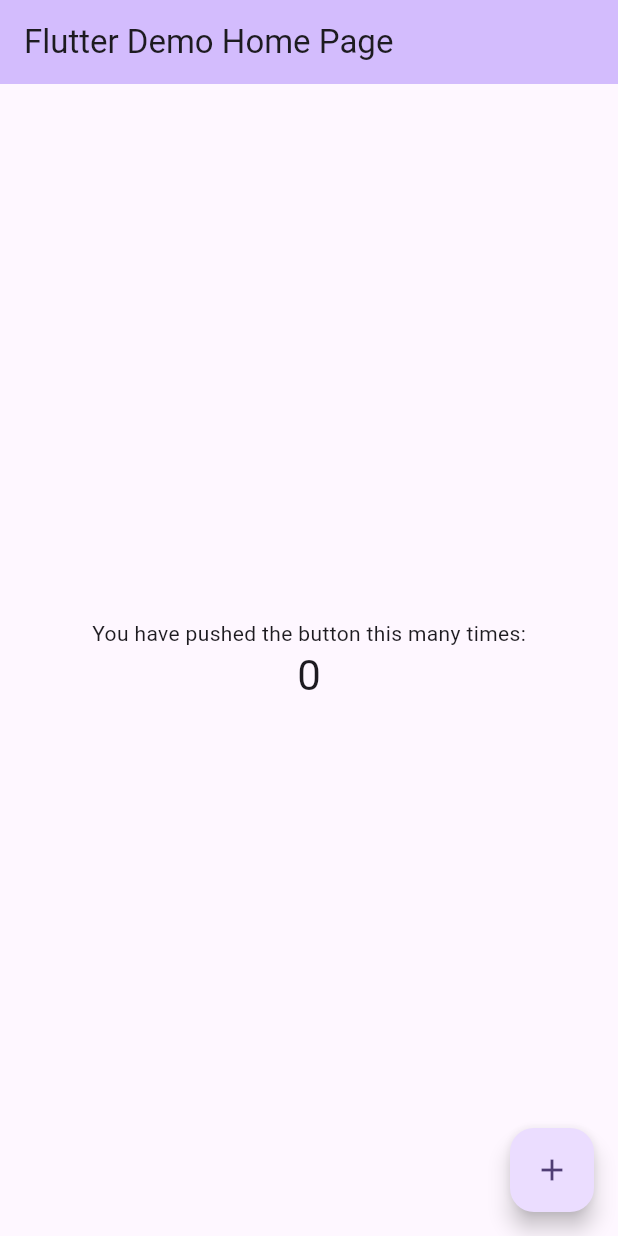
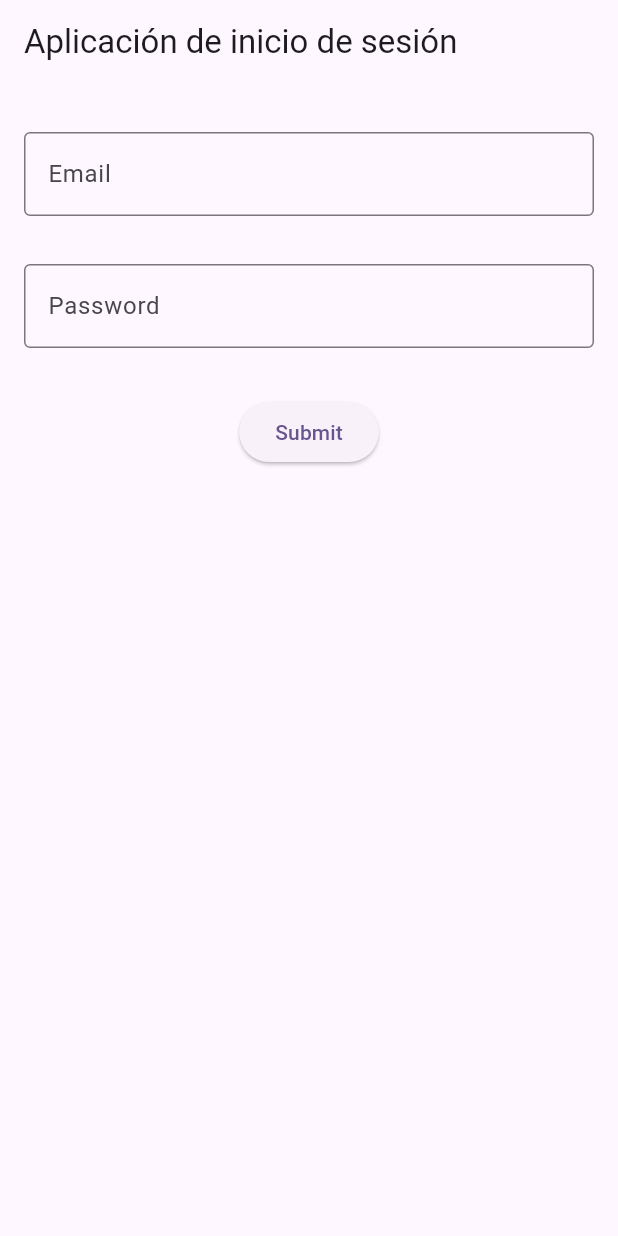
Before and after one commit to Jose4lcantar/LoginFlutter, a Flutter app: the screen it shows after launch, on a phone screen of 412 x 824 dp. Run offline on Flutter 3.47's test engine with Material 3 defaults, Android fonts, the phone set to English and light mode, and no system bars.

Commit message:
first commit

```diff
--- a/lib/main.dart
+++ b/lib/main.dart
@@ -5,121 +5,146 @@ void main() {
 }
 
 class MyApp extends StatelessWidget {
-  const MyApp({super.key});
+  const MyApp({Key? key}) : super(key: key);
 
-  // This widget is the root of your application.
   @override
   Widget build(BuildContext context) {
     return MaterialApp(
       title: 'Flutter Demo',
       theme: ThemeData(
-        // This is the theme of your application.
-        //
-        // TRY THIS: Try running your application with "flutter run". You'll see
-        // the application has a purple toolbar. Then, without quitting the app,
-        // try changing the seedColor in the colorScheme below to Colors.green
-        // and then invoke "hot reload" (save your changes or press the "hot
-        // reload" button in a Flutter-supported IDE, or press "r" if you used
-        // the command line to start the app).
-        //
-        // Notice that the counter didn't reset back to zero; the application
-        // state is not lost during the reload. To reset the state, use hot
-        // restart instead.
-        //
-        // This works for code too, not just values: Most code changes can be
-        // tested with just a hot reload.
         colorScheme: ColorScheme.fromSeed(seedColor: Colors.deepPurple),
         useMaterial3: true,
       ),
-      home: const MyHomePage(title: 'Flutter Demo Home Page'),
+      home: const Login(title: 'Aplicación de inicio de sesión'),
     );
   }
 }
 
-class MyHomePage extends StatefulWidget {
-  const MyHomePage({super.key, required this.title});
-
-  // This widget is the home page of your application. It is stateful, meaning
-  // that it has a State object (defined below) that contains fields that affect
-  // how it looks.
-
-  // This class is the configuration for the state. It holds the values (in this
-  // case the title) provided by the parent (in this case the App widget) and
-  // used by the build method of the State. Fields in a Widget subclass are
-  // always marked "final".
+class Login extends StatefulWidget {
+  const Login({Key? key, required this.title}) : super(key: key);
 
   final String title;
 
   @override
-  State<MyHomePage> createState() => _MyHomePageState();
+  State<Login> createState() => _LoginState();
 }
 
-class _MyHomePageState extends State<MyHomePage> {
-  int _counter = 0;
-
-  void _incrementCounter() {
-    setState(() {
-      // This call to setState tells the Flutter framework that something has
-      // changed in this State, which causes it to rerun the build method below
-      // so that the display can reflect the updated values. If we changed
-      // _counter without calling setState(), then the build method would not be
-      // called again, and so nothing would appear to happen.
-      _counter++;
-    });
-  }
+class _LoginState extends State<Login> {
+  final _formKey = GlobalKey<FormState>();
+  TextEditingController emailController = TextEditingController();
+  TextEditingController passwordController = TextEditingController();
 
   @override
   Widget build(BuildContext context) {
-    // This method is rerun every time setState is called, for instance as done
-    // by the _incrementCounter method above.
-    //
-    // The Flutter framework has been optimized to make rerunning build methods
-    // fast, so that you can just rebuild anything that needs updating rather
-    // than having to individually change instances of widgets.
     return Scaffold(
       appBar: AppBar(
-        // TRY THIS: Try changing the color here to a specific color (to
-        // Colors.amber, perhaps?) and trigger a hot reload to see the AppBar
-        // change color while the other colors stay the same.
-        backgroundColor: Theme.of(context).colorScheme.inversePrimary,
-        // Here we take the value from the MyHomePage object that was created by
-        // the App.build method, and use it to set our appbar title.
         title: Text(widget.title),
       ),
-      body: Center(
-        // Center is a layout widget. It takes a single child and positions it
-        // in the middle of the parent.
-        child: Column(
-          // Column is also a layout widget. It takes a list of children and
-          // arranges them vertically. By default, it sizes itself to fit its
-          // children horizontally, and tries to be as tall as its parent.
-          //
-          // Column has various properties to control how it sizes itself and
-          // how it positions its children. Here we use mainAxisAlignment to
-          // center the children vertically; the main axis here is the vertical
-          // axis because Columns are vertical (the cross axis would be
-          // horizontal).
-          //
-          // TRY THIS: Invoke "debug painting" (choose the "Toggle Debug Paint"
-          // action in the IDE, or press "p" in the console), to see the
-          // wireframe for each widget.
-          mainAxisAlignment: MainAxisAlignment.center,
-          children: <Widget>[
-            const Text(
-              'You have pushed the button this many times:',
-            ),
-            Text(
-              '$_counter',
-              style: Theme.of(context).textTheme.headlineMedium,
-            ),
-          ],
+      body: Form(
+        key: _formKey,
+        child: Padding(
+          padding: const EdgeInsets.symmetric(horizontal: 8, vertical: 16),
+          child: Column(
+            crossAxisAlignment: CrossAxisAlignment.center,
+            children: [
+              Padding(
+                padding:
+                    const EdgeInsets.symmetric(horizontal: 8, vertical: 16),
+                child: TextFormField(
+                  controller: emailController,
+                  decoration: const InputDecoration(
+                      border: OutlineInputBorder(), labelText: "Email"),
+                  validator: (value) {
+                    if (value == null || value.isEmpty) {
+                      return 'Please enter your email';
+                    }
+                    return null;
+                  },
+                ),
+              ),
+              Padding(
+                padding:
+                    const EdgeInsets.symmetric(horizontal: 8, vertical: 16),
+                child: TextFormField(
+                  controller: passwordController,
+                  obscureText: true,
+                  decoration: const InputDecoration(
+                      border: OutlineInputBorder(), labelText: "Password"),
+                  validator: (value) {
+                    if (value == null || value.isEmpty) {
+                      return 'Please enter your password';
+                    }
+                    return null;
+                  },
+                ),
+              ),
+              Padding(
+                padding:
+                    const EdgeInsets.symmetric(horizontal: 8, vertical: 16.0),
+                child: Center(
+                  child: ElevatedButton(
+                    onPressed: () {
+                      if (_formKey.currentState!.validate()) {
+                        if (emailController.text ==
+                                "joseam.ti22@utsjr.edu.mx" &&
+                            passwordController.text == "123") {
+                          Navigator.push(
+                            context,
+                            MaterialPageRoute(
+                              builder: (context) => HomePage(
+                                email: emailController.text,
+                              ),
+                            ),
+                          );
+                        } else {
+                          ScaffoldMessenger.of(context).showSnackBar(
+                            const SnackBar(
+                              content: Text('Invalid Credentials'),
+                            ),
+                          );
+                        }
+                      } else {
+                        ScaffoldMessenger.of(context).showSnackBar(
+                          const SnackBar(content: Text('Please fill input')),
+                        );
+                      }
+                    },
+                    child: const Text('Submit'),
+                  ),
+                ),
+              ),
+            ],
+          ),
         ),
       ),
-      floatingActionButton: FloatingActionButton(
-        onPressed: _incrementCounter,
-        tooltip: 'Increment',
-        child: const Icon(Icons.add),
-      ), // This trailing comma makes auto-formatting nicer for build methods.
     );
   }
 }
+
+class HomePage extends StatelessWidget {
+  const HomePage({Key? key, required this.email}) : super(key: key);
+
+  final String email;
+
+  @override
+  Widget build(BuildContext context) {
+    return Scaffold(
+      appBar: AppBar(
+        title: const Text('Home Page'),
+      ),
+      body: Column(
+        children: [
+          Text(email),
+          Center(
+            child: ElevatedButton(
+              onPressed: () {
+                Navigator.pop(context);
+              },
+              child: const Text("Go back!"),
+            ),
+          ),
+        ],
+      ),
+    );
+  }
+}
```
